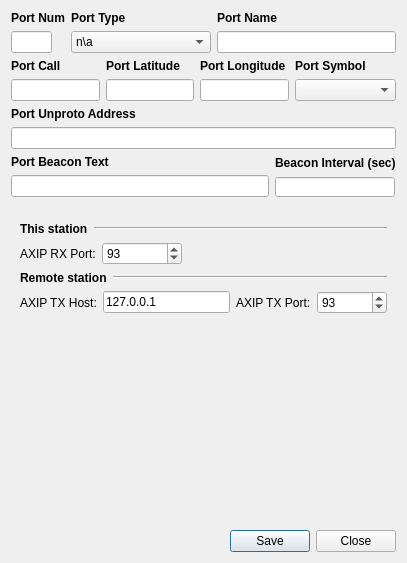
Old version of the form qaprs-corejares/ui/portoption.ui in the repository UA3MQJ/qaprs.
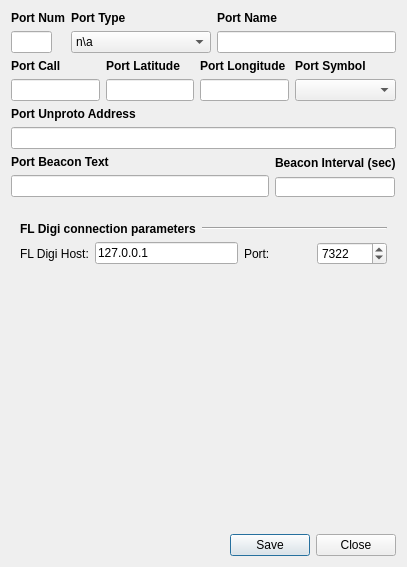
New version of the form. Icons and pictures are not drawn.

What changed in the file:
```diff
--- a/qaprs-corejares/ui/portoption.ui
+++ b/qaprs-corejares/ui/portoption.ui
@@ -10,7 +10,7 @@
     <x>0</x>
     <y>0</y>
     <width>407</width>
-    <height>563</height>
+    <height>567</height>
    </rect>
   </property>
   <property name="windowTitle">
@@ -2260,7 +2260,7 @@
       <number>0</number>
      </property>
      <property name="currentIndex">
-      <number>6</number>
+      <number>7</number>
      </property>
      <widget class="QWidget" name="page">
       <layout class="QHBoxLayout">
@@ -3759,6 +3759,122 @@
        </item>
       </layout>
      </widget>
+     <widget class="QWidget" name="page_8">
+      <layout class="QVBoxLayout" name="verticalLayout_9">
+       <item>
+        <spacer name="spacer">
+         <property name="orientation">
+          <enum>Qt::Vertical</enum>
+         </property>
+         <property name="sizeType">
+          <enum>QSizePolicy::Fixed</enum>
+         </property>
+         <property name="sizeHint" stdset="0">
+          <size>
+           <width>20</width>
+           <height>10</height>
+          </size>
+         </property>
+        </spacer>
+       </item>
+       <item>
+        <layout class="QHBoxLayout" name="horizontalLayout_28">
+         <item>
+          <widget class="QLabel" name="label_53">
+           <property name="sizePolicy">
+            <sizepolicy hsizetype="Fixed" vsizetype="Fixed">
+             <horstretch>0</horstretch>
+             <verstretch>0</verstretch>
+            </sizepolicy>
+           </property>
+           <property name="font">
+            <font>
+             <weight>75</weight>
+             <bold>true</bold>
+            </font>
+           </property>
+           <property name="text">
+            <string>FL Digi connection parameters</string>
+           </property>
+          </widget>
+         </item>
+         <item>
+          <widget class="Line" name="line_10">
+           <property name="orientation">
+            <enum>Qt::Horizontal</enum>
+           </property>
+          </widget>
+         </item>
+        </layout>
+       </item>
+       <item>
+        <layout class="QHBoxLayout" name="horizontalLayout_27">
+         <item>
+          <widget class="QLabel" name="label_51">
+           <property name="minimumSize">
+            <size>
+             <width>67</width>
+             <height>0</height>
+            </size>
+           </property>
+           <property name="text">
+            <string>FL Digi Host:</string>
+           </property>
+          </widget>
+         </item>
+         <item>
+          <widget class="QLineEdit" name="FLDIGIHostEdit">
+           <property name="text">
+            <string>127.0.0.1</string>
+           </property>
+          </widget>
+         </item>
+         <item>
+          <widget class="QLabel" name="label_52">
+           <property name="minimumSize">
+            <size>
+             <width>67</width>
+             <height>0</height>
+            </size>
+           </property>
+           <property name="text">
+            <string>Port:</string>
+           </property>
+          </widget>
+         </item>
+         <item>
+          <widget class="QSpinBox" name="FLDIGIPortBox">
+           <property name="minimumSize">
+            <size>
+             <width>70</width>
+             <height>0</height>
+            </size>
+           </property>
+           <property name="maximum">
+            <number>65535</number>
+           </property>
+           <property name="value">
+            <number>7322</number>
+           </property>
+          </widget>
+         </item>
+        </layout>
+       </item>
+       <item>
+        <spacer name="spacer_2">
+         <property name="orientation">
+          <enum>Qt::Vertical</enum>
+         </property>
+         <property name="sizeHint" stdset="0">
+          <size>
+           <width>20</width>
+           <height>221</height>
+          </size>
+         </property>
+        </spacer>
+       </item>
+      </layout>
+     </widget>
     </widget>
    </item>
    <item>
```
Left out of the diff: 10 changed lines with no effect on the pictures.
